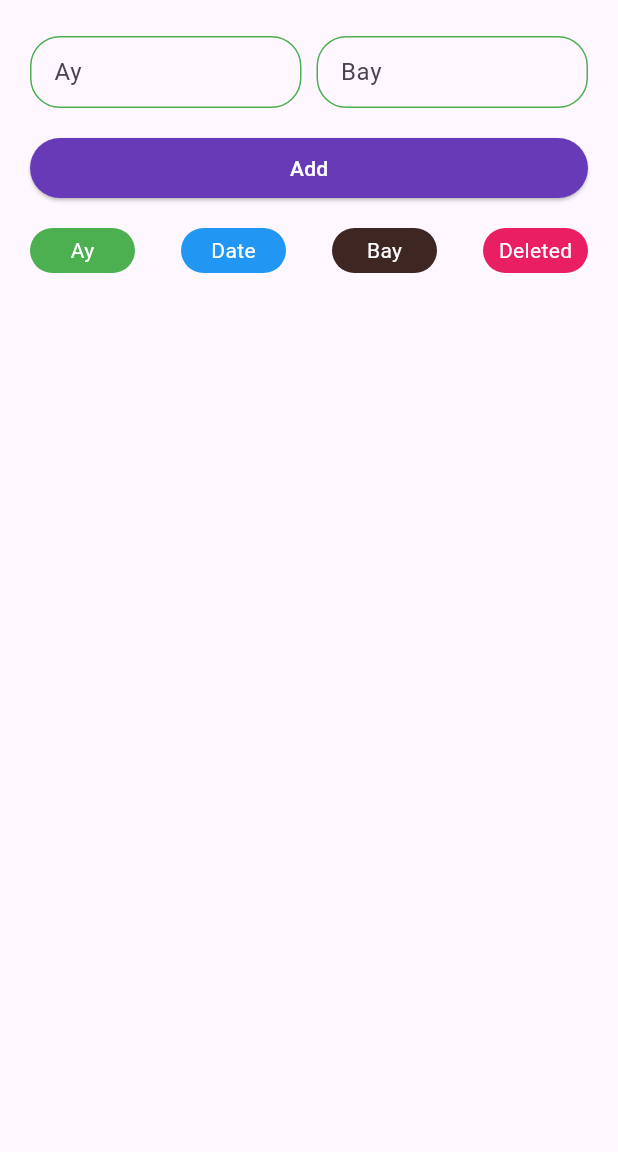
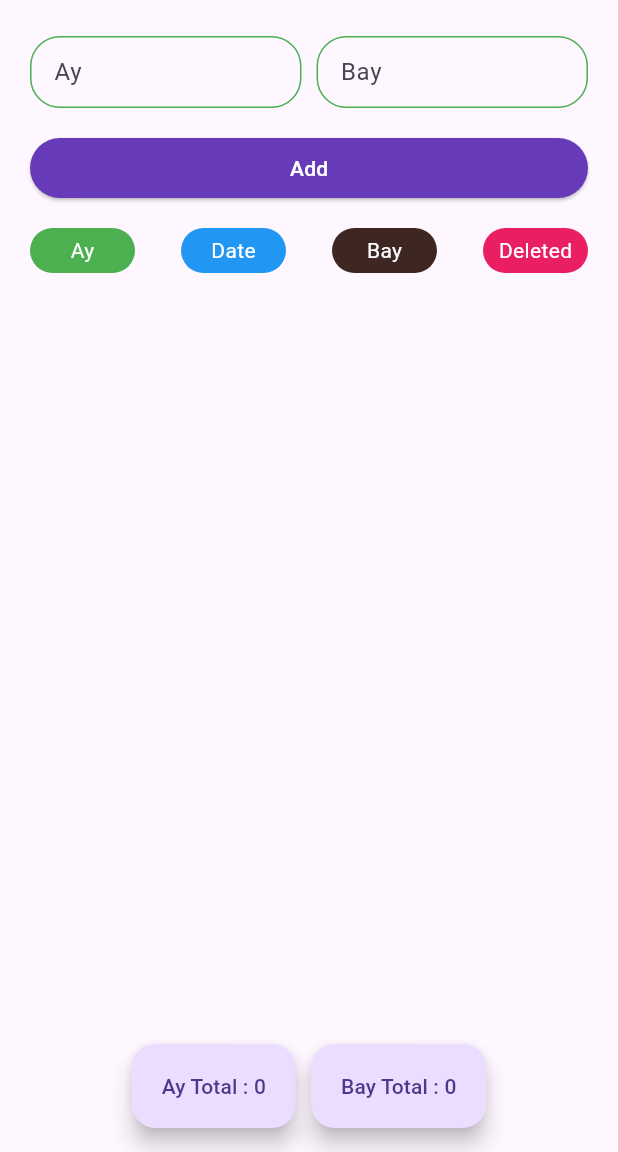
Before and after one commit to jubayed004/aybay_app, a Flutter app: the screen it shows after launch, on a phone screen of 412 x 824 dp, the part 84-1236 px from its top. Run offline on Flutter 3.47's test engine with Material 3 defaults, Android fonts, the phone set to English and light mode, and no system bars.

Commit message:
project compeleted

```diff
--- a/lib/main.dart
+++ b/lib/main.dart
@@ -38,6 +38,7 @@ class HomeScreen extends StatefulWidget {
 }
 
 class _HomeScreenState extends State<HomeScreen> {
+
   final _ayTEController = TextEditingController();
 
   final _bayTBController = TextEditingController();
@@ -56,8 +57,19 @@ class _HomeScreenState extends State<HomeScreen> {
     return sumAy;
   }
 
+  int calculateBaySum (List<AyBayModel>ayBayList){
+    int sumBay = 0;
+    for(AyBayModel A in ayBayList){
+      sumBay += int.parse(A.bay);
+    }
+    return sumBay;
+  }
+
   @override
   Widget build(BuildContext context) {
+    int result = calculateAySum(ayBayList);
+    int resultBay = calculateBaySum(ayBayList);
+
     return Scaffold(
       appBar: AppBar(
         backgroundColor: Colors.deepPurple.shade100,
@@ -78,17 +90,26 @@ class _HomeScreenState extends State<HomeScreen> {
                     keyboardType: TextInputType.number,
                     controller: _ayTEController,
                     decoration:
-                        InputDecoration(hintText: "Ay", labelText: "Ay"),
+                        InputDecoration( labelText: "Ay"),
                   )),
                   SizedBox(
                     width: 10,
                   ),
                   Expanded(
                       child: TextFormField(
+                        validator: (value){
+                          if( value!.isEmpty){
+                            return "Enter Your Password";
+                          }
+                          },
+
                     keyboardType: TextInputType.number,
                     controller: _bayTBController,
                     decoration:
-                        InputDecoration(hintText: 'Bay', labelText: "Bay"),
+                        InputDecoration(
+                          labelText: "Bay",
+                          hintText: "Enter Your Password",
+                        ),
                   )),
                 ],
               ),
@@ -156,7 +177,7 @@ class _HomeScreenState extends State<HomeScreen> {
                       padding: const EdgeInsets.symmetric(vertical: 16, horizontal: 8),
                       child: Row(
                         children: [
-
+                          SizedBox(width: 10,),
                           Expanded(
                             flex: 3,
                             child: Text(
@@ -214,6 +235,15 @@ class _HomeScreenState extends State<HomeScreen> {
           ),
         ),
       ),
+      floatingActionButton: Row(
+        mainAxisAlignment: MainAxisAlignment.center,
+        children: [
+          FloatingActionButton.extended(onPressed: (){}, label: Text("Ay Total : $result")),
+          SizedBox(width: 10,),
+          FloatingActionButton.extended(onPressed: (){}, label: Text("Bay Total : ${result - resultBay}")),
+        ],
+      ),
+      floatingActionButtonLocation: FloatingActionButtonLocation.centerFloat,
     );
   }
 }
```
